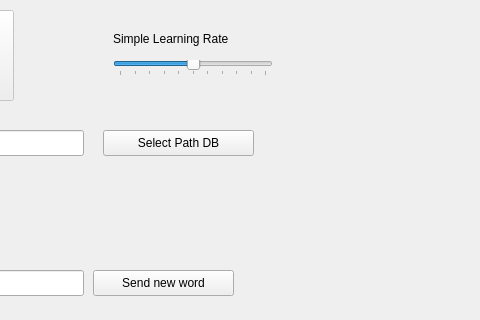
Above: design/manager_view.ui from CHRI-Lab/choose_adaptive_words before the change; both pictures show x 217 to 697 and y 0 to 320 of the 969 by 540 pixel window. Below: the same form after it.
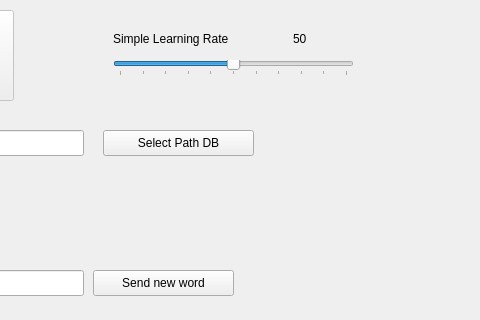
That is the form after the change. Icons and pictures are not drawn.

Commit message: send a learning pace int to a topic (need to update learning words)

```diff
--- a/design/manager_view.ui
+++ b/design/manager_view.ui
@@ -125,7 +125,7 @@
     <rect>
      <x>330</x>
      <y>60</y>
-     <width>160</width>
+     <width>241</width>
      <height>16</height>
     </rect>
    </property>
@@ -153,7 +153,7 @@
     <rect>
      <x>330</x>
      <y>30</y>
-     <width>201</width>
+     <width>171</width>
      <height>18</height>
     </rect>
    </property>
@@ -229,6 +229,19 @@
     <string>Send new word</string>
    </property>
   </widget>
+  <widget class="QLabel" name="labelLeariningPace">
+   <property name="geometry">
+    <rect>
+     <x>510</x>
+     <y>30</y>
+     <width>74</width>
+     <height>18</height>
+    </rect>
+   </property>
+   <property name="text">
+    <string>50</string>
+   </property>
+  </widget>
  </widget>
  <resources/>
  <connections/>
```
Left out of the diff: 2 changed lines with no effect on the pictures. The commit also changes 1 other file.
